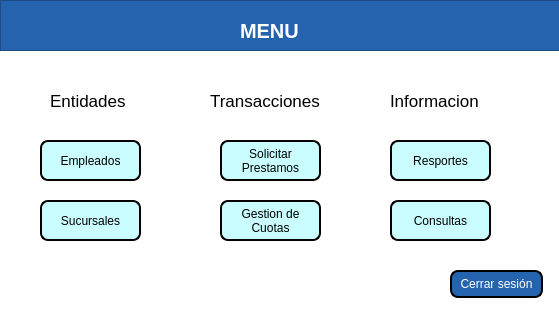
This is views/Menu.ui in MiguelFVasquez/ProyectoDB as Qt 5 draws it before an edit. The edited form follows.
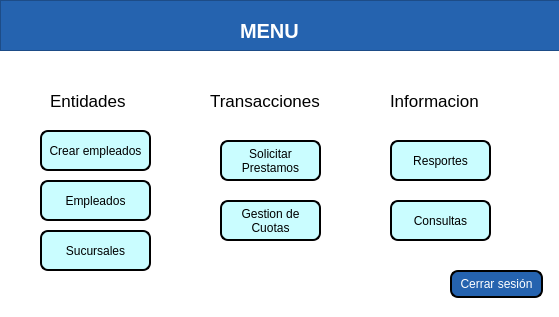
This is the edited form.

Commit message: Se crea formulario para crear empleados conectado a la base de datos

The edit to the form file:
```diff
--- a/views/Menu.ui
+++ b/views/Menu.ui
@@ -57,8 +57,8 @@
     <property name="geometry">
      <rect>
       <x>40</x>
-      <y>140</y>
-      <width>101</width>
+      <y>180</y>
+      <width>111</width>
       <height>41</height>
      </rect>
     </property>
@@ -85,8 +85,8 @@
     <property name="geometry">
      <rect>
       <x>40</x>
-      <y>200</y>
-      <width>101</width>
+      <y>230</y>
+      <width>111</width>
       <height>41</height>
      </rect>
     </property>
@@ -561,6 +561,34 @@
      </property>
     </widget>
    </widget>
+   <widget class="QPushButton" name="btnCrearEmpleados">
+    <property name="geometry">
+     <rect>
+      <x>40</x>
+      <y>130</y>
+      <width>111</width>
+      <height>41</height>
+     </rect>
+    </property>
+    <property name="cursor">
+     <cursorShape>PointingHandCursor</cursorShape>
+    </property>
+    <property name="focusPolicy">
+     <enum>Qt::ClickFocus</enum>
+    </property>
+    <property name="autoFillBackground">
+     <bool>false</bool>
+    </property>
+    <property name="styleSheet">
+     <string notr="true">color: rgb(0, 0, 0);
+background-color: rgb(202, 253, 255);
+border: 2px solid rgb(0, 0, 0);  
+border-radius: 8px;  </string>
+    </property>
+    <property name="text">
+     <string>Crear empleados</string>
+    </property>
+   </widget>
   </widget>
   <action name="actionEmpleados">
    <property name="text">
```
Left out of the diff: 13 changed lines with no effect on the pictures. The commit also changes 8 other files.
